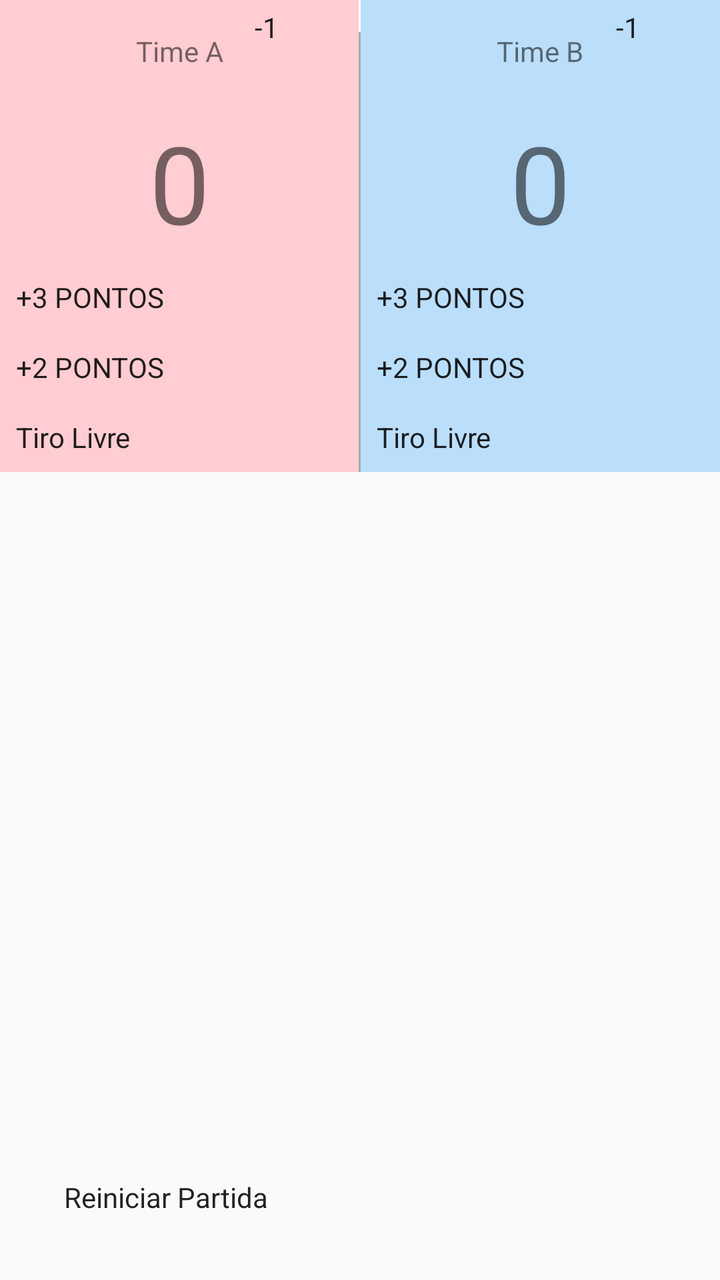
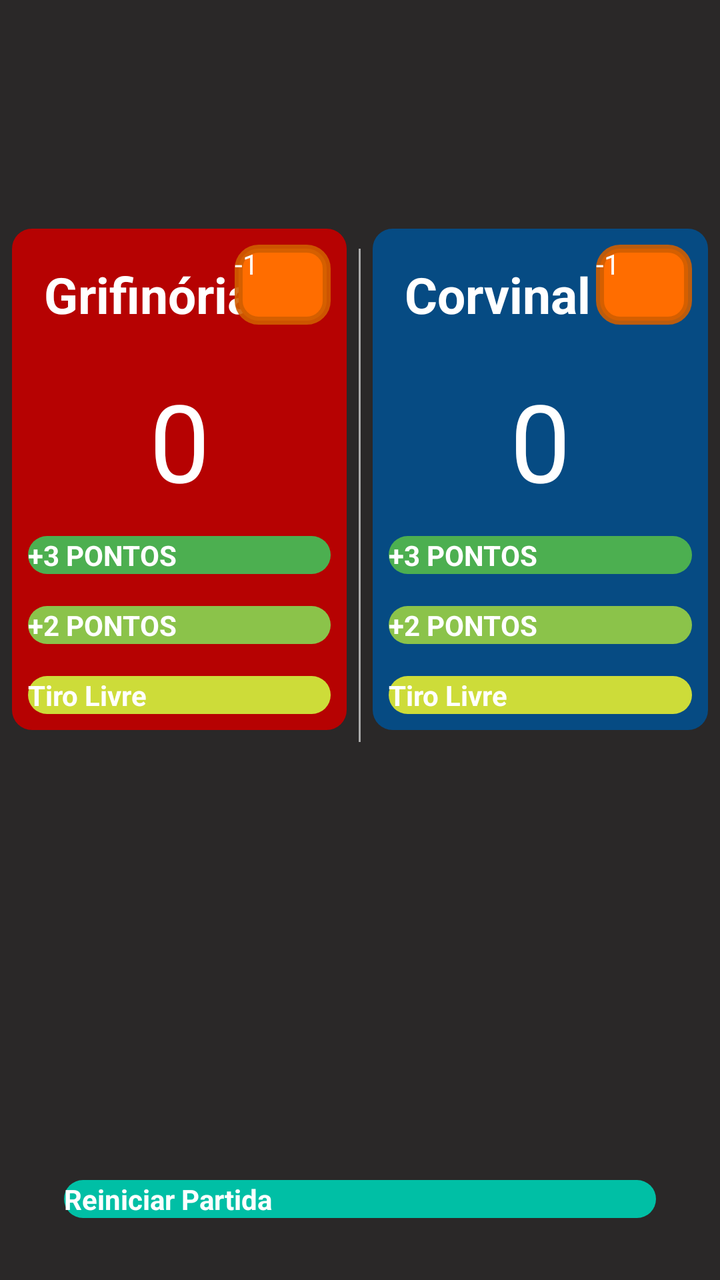

An Android layout rendered at two revisions. The XML below is the earlier revision; the diff shows what the commit changed to produce the second picture.
<!-- AndroidManifest.xml: application theme Theme.ContadorDePontos -->
<!-- res/layout/layout_main.xml -->
<?xml version="1.0" encoding="utf-8"?>
<RelativeLayout xmlns:android="http://schemas.android.com/apk/res/android"
    xmlns:tools="http://schemas.android.com/tools"
    android:layout_width="match_parent"
    android:layout_height="match_parent"
    tools:context="com.seu.pacote">

    <LinearLayout
        android:layout_width="match_parent"
        android:layout_height="wrap_content"
        android:orientation="horizontal">

        <LinearLayout
            android:layout_width="0dp"
            android:layout_height="wrap_content"
            android:layout_weight="1"
            android:orientation="vertical"
            android:background="#FFCDD2">

            <RelativeLayout
                android:layout_width="match_parent"
                android:layout_height="wrap_content">

                <TextView
                    android:id="@+id/timeA"
                    android:layout_width="match_parent"
                    android:layout_height="wrap_content"
                    android:fontFamily="sans-serif"
                    android:gravity="center"
                    android:padding="16dp"
                    android:text="Time A"
                    android:textSize="14sp" />

                <Button
                    android:id="@+id/removerPontoTimeA"
                    android:layout_width="48dp"
                    android:layout_height="40dp"
                    android:layout_alignParentTop="true"
                    android:layout_alignParentEnd="true"
                    android:layout_margin="4dp"
                    android:padding="0dp"
                    android:text="-1" />
            </RelativeLayout>

            <TextView
                android:id="@+id/placarTimeA"
                android:layout_width="match_parent"
                android:layout_height="wrap_content"
                android:gravity="center"
                android:padding="4dp"
                android:text="0"
                android:textSize="54sp"
                android:fontFamily="sans-serif"/>

            <Button
                android:id="@+id/tresPontosA"
                android:layout_width="match_parent"
                android:layout_height="wrap_content"
                android:layout_margin="8dp"
                android:text="+3 PONTOS" />

            <Button
                android:id="@+id/doisPontosA"
                android:layout_width="match_parent"
                android:layout_height="wrap_content"
                android:layout_margin="8dp"
                android:text="+2 PONTOS" />

            <Button
                android:id="@+id/tiroLivreA"
                android:layout_width="match_parent"
                android:layout_height="wrap_content"
                android:layout_margin="8dp"
                android:text="Tiro Livre" />
        </LinearLayout>

        <View
            android:layout_width="1dp"
            android:layout_height="match_parent"
            android:background="@android:color/darker_gray"
            android:layout_marginTop="16dp"/>

        <LinearLayout
            android:layout_width="0dp"
            android:layout_height="wrap_content"
            android:layout_weight="1"
            android:orientation="vertical"
            android:background="#BBDEFB">

            <RelativeLayout
                android:layout_width="match_parent"
                android:layout_height="wrap_content">

                <TextView
                    android:id="@+id/timeB"
                    android:layout_width="match_parent"
                    android:layout_height="wrap_content"
                    android:fontFamily="sans-serif"
                    android:gravity="center"
                    android:padding="16dp"
                    android:text="Time B"
                    android:textSize="14sp" />

                <Button
                    android:id="@+id/removerPontoTimeB"
                    android:layout_width="48dp"
                    android:layout_height="40dp"
                    android:layout_alignParentTop="true"
                    android:layout_alignParentEnd="true"
                    android:layout_margin="4dp"
                    android:padding="0dp"
                    android:text="-1" />
            </RelativeLayout>

            <TextView
                android:id="@+id/placarTimeB"
                android:layout_width="match_parent"
                android:layout_height="wrap_content"
                android:gravity="center"
                android:padding="4dp"
                android:text="0"
                android:textSize="54sp"
                android:fontFamily="sans-serif"/>

            <Button
                android:id="@+id/tresPontosB"
                android:layout_width="match_parent"
                android:layout_height="wrap_content"
                android:layout_margin="8dp"
                android:text="+3 PONTOS" />

            <Button
                android:id="@+id/doisPontosB"
                android:layout_width="match_parent"
                android:layout_height="wrap_content"
                android:layout_margin="8dp"
                android:text="+2 PONTOS" />

            <Button
                android:id="@+id/tiroLivreB"
                android:layout_width="match_parent"
                android:layout_height="wrap_content"
                android:layout_margin="8dp"
                android:text="Tiro Livre" />
        </LinearLayout>

    </LinearLayout>

    <Button
        android:id="@+id/reiniciarPartida"
        android:layout_width="match_parent"
        android:layout_height="wrap_content"
        android:text="Reiniciar Partida"
        android:layout_alignParentBottom="true"
        android:layout_centerHorizontal="true"
        android:layout_margin="32dp"/>
</RelativeLayout>
<!-- resources referenced by this layout -->
<resources>
  <style name="Theme.ContadorDePontos" parent="android:Theme.Material.Light.NoActionBar" />
</resources>

<!-- the commit's change to res/layout/layout_main.xml (unified diff, before → after) -->
@@ -3,19 +3,39 @@
     xmlns:tools="http://schemas.android.com/tools"
     android:layout_width="match_parent"
     android:layout_height="match_parent"
+    android:background="#2A2828"
     tools:context="com.seu.pacote">
 
-    <LinearLayout
+    <TextView
+        android:id="@+id/tituloApp"
         android:layout_width="match_parent"
         android:layout_height="wrap_content"
+        android:layout_above="@+id/containerDosTimes"
+        android:layout_alignParentTop="true"
+        android:layout_marginTop="82dp"
+        android:layout_marginBottom="108dp"
+        android:gravity="center"
+        android:text="Grifória x Corvinal"
+        android:textColor="#FFFFFF"
+        android:textStyle="bold"
+        android:textSize="40sp" />
+
+    <LinearLayout
+        android:id="@+id/containerDosTimes"
+        android:layout_width="match_parent"
+        android:layout_height="wrap_content"
+        android:layout_above="@+id/reiniciarPartida"
+        android:layout_marginBottom="219dp"
         android:orientation="horizontal">
 
         <LinearLayout
             android:layout_width="0dp"
             android:layout_height="wrap_content"
+            android:layout_margin="6dp"
             android:layout_weight="1"
-            android:orientation="vertical"
-            android:background="#FFCDD2">
+            android:background="@drawable/fundo_arredondado"
+            android:backgroundTint="#B60202"
+            android:orientation="vertical">
 
             <RelativeLayout
                 android:layout_width="match_parent"
@@ -26,10 +46,12 @@
                     android:layout_width="match_parent"
                     android:layout_height="wrap_content"
                     android:fontFamily="sans-serif"
-                    android:gravity="center"
+                    android:gravity="start"
                     android:padding="16dp"
-                    android:text="Time A"
-                    android:textSize="14sp" />
+                    android:text="Grifinória"
+                    android:textColor="#FFFFFF"
+                    android:textSize="25sp"
+                    android:textStyle="bold" />
 
                 <Button
                     android:id="@+id/removerPontoTimeA"
@@ -37,8 +59,11 @@
                     android:layout_height="40dp"
                     android:layout_alignParentTop="true"
                     android:layout_alignParentEnd="true"
-                    android:layout_margin="4dp"
+                    android:layout_margin="8dp"
+                    android:background="@drawable/botao_remover_ponto"
                     android:padding="0dp"
+                    android:textColor="#FFFFFF"
+
                     android:text="-1" />
             </RelativeLayout>
 
@@ -46,17 +71,22 @@
                 android:id="@+id/placarTimeA"
                 android:layout_width="match_parent"
                 android:layout_height="wrap_content"
+                android:fontFamily="sans-serif"
                 android:gravity="center"
                 android:padding="4dp"
+                android:textColor="#FFFFFF"
                 android:text="0"
-                android:textSize="54sp"
-                android:fontFamily="sans-serif"/>
+                android:textSize="54sp" />
 
             <Button
                 android:id="@+id/tresPontosA"
                 android:layout_width="match_parent"
                 android:layout_height="wrap_content"
                 android:layout_margin="8dp"
+                android:background="@drawable/botoes_acao"
+                android:backgroundTint="#4CAF50"
+                android:textColor="#FFFFFF"
+                android:textStyle="bold"
                 android:text="+3 PONTOS" />
 
             <Button
@@ -64,6 +94,10 @@
                 android:layout_width="match_parent"
                 android:layout_height="wrap_content"
                 android:layout_margin="8dp"
+                android:background="@drawable/botoes_acao"
+                android:backgroundTint="#8BC34A"
+                android:textColor="#FFFFFF"
+                android:textStyle="bold"
                 android:text="+2 PONTOS" />
 
             <Button
@@ -71,21 +105,27 @@
                 android:layout_width="match_parent"
                 android:layout_height="wrap_content"
                 android:layout_margin="8dp"
+                android:background="@drawable/botoes_acao"
+                android:backgroundTint="#CDDC39"
+                android:textColor="#FFFFFF"
+                android:textStyle="bold"
                 android:text="Tiro Livre" />
         </LinearLayout>
 
         <View
             android:layout_width="1dp"
             android:layout_height="match_parent"
-            android:background="@android:color/darker_gray"
-            android:layout_marginTop="16dp"/>
+            android:layout_marginTop="16dp"
+            android:background="@android:color/darker_gray" />
 
         <LinearLayout
             android:layout_width="0dp"
             android:layout_height="wrap_content"
+            android:layout_margin="6dp"
             android:layout_weight="1"
-            android:orientation="vertical"
-            android:background="#BBDEFB">
+            android:background="@drawable/fundo_arredondado"
+            android:backgroundTint="#064B83"
+            android:orientation="vertical">>
 
             <RelativeLayout
                 android:layout_width="match_parent"
@@ -96,10 +136,12 @@
                     android:layout_width="match_parent"
                     android:layout_height="wrap_content"
                     android:fontFamily="sans-serif"
-                    android:gravity="center"
+                    android:gravity="start"
                     android:padding="16dp"
-                    android:text="Time B"
-                    android:textSize="14sp" />
+                    android:text="Corvinal"
+                    android:textColor="#FFFFFF"
+                    android:textSize="25sp"
+                    android:textStyle="bold" />
 
                 <Button
                     android:id="@+id/removerPontoTimeB"
@@ -107,8 +149,14 @@
                     android:layout_height="40dp"
                     android:layout_alignParentTop="true"
                     android:layout_alignParentEnd="true"
-                    android:layout_margin="4dp"
+                    android:layout_margin="8dp"
+                    android:layout_marginStart="8dp"
+                    android:layout_marginTop="8dp"
+                    android:layout_marginEnd="3dp"
+                    android:layout_marginBottom="8dp"
+                    android:background="@drawable/botao_remover_ponto"
                     android:padding="0dp"
+                    android:textColor="#FFFFFF"
                     android:text="-1" />
             </RelativeLayout>
 
@@ -116,17 +164,22 @@
                 android:id="@+id/placarTimeB"
                 android:layout_width="match_parent"
                 android:layout_height="wrap_content"
+                android:fontFamily="sans-serif"
                 android:gravity="center"
+                android:textColor="#FFFFFF"
                 android:padding="4dp"
                 android:text="0"
-                android:textSize="54sp"
-                android:fontFamily="sans-serif"/>
+                android:textSize="54sp" />
 
             <Button
                 android:id="@+id/tresPontosB"
                 android:layout_width="match_parent"
                 android:layout_height="wrap_content"
                 android:layout_margin="8dp"
+                android:background="@drawable/botoes_acao"
+                android:backgroundTint="#4CAF50"
+                android:textColor="#FFFFFF"
+                android:textStyle="bold"
                 android:text="+3 PONTOS" />
 
             <Button
@@ -134,6 +187,10 @@
                 android:layout_width="match_parent"
                 android:layout_height="wrap_content"
                 android:layout_margin="8dp"
+                android:background="@drawable/botoes_acao"
+                android:backgroundTint="#8BC34A"
+                android:textColor="#FFFFFF"
+                android:textStyle="bold"
                 android:text="+2 PONTOS" />
 
             <Button
@@ -141,6 +198,10 @@
                 android:layout_width="match_parent"
                 android:layout_height="wrap_content"
                 android:layout_margin="8dp"
+                android:background="@drawable/botoes_acao"
+                android:backgroundTint="#CDDC39"
+                android:textColor="#FFFFFF"
+                android:textStyle="bold"
                 android:text="Tiro Livre" />
         </LinearLayout>
 
@@ -148,10 +209,18 @@
 
     <Button
         android:id="@+id/reiniciarPartida"
-        android:layout_width="match_parent"
+        android:layout_width="812dp"
         android:layout_height="wrap_content"
+        android:layout_alignParentBottom="true"
+        android:layout_marginStart="32dp"
+        android:layout_marginLeft="32dp"
+        android:layout_marginEnd="32dp"
+        android:layout_marginRight="32dp"
+        android:layout_marginBottom="31dp"
+        android:textColor="#FFFFFF"
+        android:textStyle="bold"
         android:text="Reiniciar Partida"
-        android:layout_alignParentBottom="true"
-        android:layout_centerHorizontal="true"
-        android:layout_margin="32dp"/>
+        android:backgroundTint="#00BFA5"
+        android:background="@drawable/botoes_acao"
+        />
 </RelativeLayout>
<!-- resource entries referenced after the edit -->
@@ -1,5 +1,37 @@
 <!-- resources referenced by this layout -->
 <resources>
+  <!-- drawable botao_remover_ponto (drawable) -->
+  <?xml version="1.0" encoding="utf-8"?>
+  <shape xmlns:android="http://schemas.android.com/apk/res/android"
+      android:shape="rectangle">
+  
+      <solid android:color="#FF6D00" />
+  
+      <stroke
+          android:width="4dp"
+          android:color="#E4D15E01" />
+  
+      <corners android:radius="10dp" />
+  
+  </shape>
+  <!-- drawable botoes_acao (drawable) -->
+  <?xml version="1.0" encoding="utf-8"?>
+  <shape xmlns:android="http://schemas.android.com/apk/res/android"
+      android:shape="rectangle">
+  
+      <solid android:color="#FFFFFF" />
+      <corners android:radius="10dp" />
+  
+  </shape>
+  <!-- drawable fundo_arredondado (drawable) -->
+  <?xml version="1.0" encoding="utf-8"?>
+  <shape xmlns:android="http://schemas.android.com/apk/res/android"
+      android:shape="rectangle">
+  
+      <solid android:color="#FFFFFF" />
+      <corners android:radius="10dp" />
+  
+  </shape>
   <style name="Theme.ContadorDePontos" parent="android:Theme.Material.Light.NoActionBar" />
 </resources>
 
